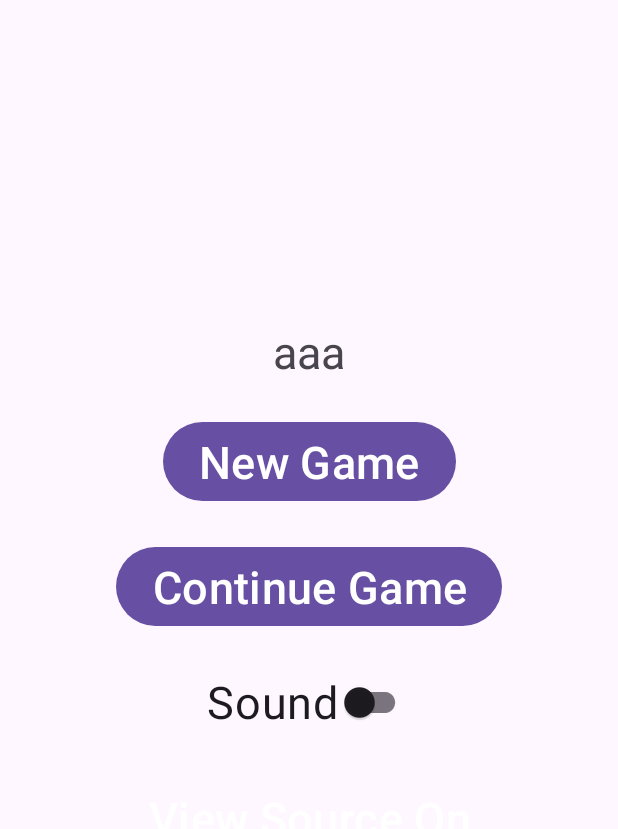
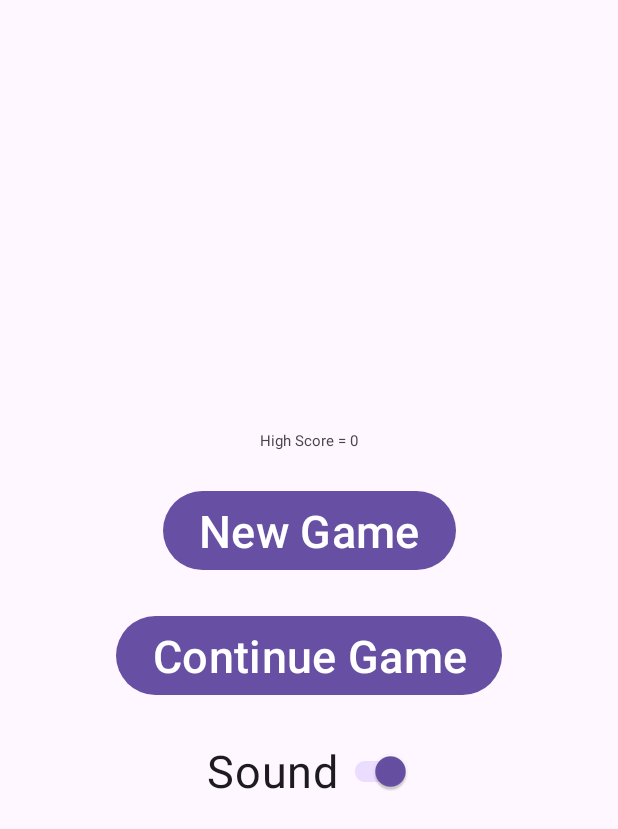
Before and after one commit to aaaa1597/AndKotlin-Breakout, an Android app: the screen it shows after launch (Splash), on a phone screen of 412 x 824 dp. Shown: the top 829 px of the screen. Run offline under Robolectric (Android 15) with nearby library versions, the phone set to English and light mode, and no system bars.

Commit message:
Opening画面作成完了

```diff
--- a/app/src/main/AndroidManifest.xml
+++ b/app/src/main/AndroidManifest.xml
@@ -10,7 +10,10 @@
         android:label="@string/app_name"
         android:roundIcon="@mipmap/ic_launcher_round"
         android:supportsRtl="true"
-        android:theme="@style/Theme.AndroidBreakout" >
+        android:theme="@style/Theme.AndroidBreakout">
+        <activity
+            android:name=".Breakout"
+            android:exported="false" />
         <activity
             android:name=".Splash"
             android:exported="true">
--- a/app/src/main/java/com/dhbikoff/breakout/Splash.java
+++ b/app/src/main/java/com/dhbikoff/breakout/Splash.java
@@ -1,14 +1,30 @@
 package com.dhbikoff.breakout;
 
+import android.content.Intent;
+import android.content.SharedPreferences;
+import android.media.AudioManager;
 import android.os.Bundle;
+import android.view.View;
+import android.widget.CompoundButton;
+import android.widget.QuickContactBadge;
+import android.widget.TextView;
 
 import androidx.activity.EdgeToEdge;
 import androidx.appcompat.app.AppCompatActivity;
+import androidx.appcompat.widget.SwitchCompat;
 import androidx.core.graphics.Insets;
 import androidx.core.view.ViewCompat;
 import androidx.core.view.WindowInsetsCompat;
 
+import java.util.Locale;
+
 public class Splash extends AppCompatActivity {
+    private static final String HIGH_SCORE_PREF = "HIGH_SCORE_PREF";
+    private static final String SOUND_ON_OFF = "SOUND_ON_OFF";
+    private static final String SOUND_PREFS = "SOUND_PREFS";
+    private static final String NEW_GAME = "NEW_GAME";
+    private boolean soundFlg = false;
+    private int highScore = 0;
 
     @Override
     protected void onCreate(Bundle savedInstanceState) {
@@ -20,7 +36,59 @@ public class Splash extends AppCompatActivity {
             v.setPadding(systemBars.left, systemBars.top, systemBars.right, systemBars.bottom);
             return insets;
         });
+        /* 音量設定変更したときの変更先をミュージックに */
+        setVolumeControlStream(AudioManager.STREAM_MUSIC);
+        /* NewGameボタン押下 */
+        findViewById(R.id.newGameButton).setOnClickListener(view -> {
+            Intent intent = new Intent(this, Breakout.class);
+            intent.putExtra(NEW_GAME, true);
+            intent.putExtra(SOUND_ON_OFF, soundFlg);
+            startActivity(intent);
+        });
+        /* ContinueGameボタン押下 */
+        findViewById(R.id.contGameButton).setOnClickListener(view -> {
+            Intent intent = new Intent(this, Breakout.class);
+            intent.putExtra(NEW_GAME, false);
+            intent.putExtra(SOUND_ON_OFF, soundFlg);
+            startActivity(intent);
+        });
+        /* 音声ON/OFFボタン押下 */
+        SwitchCompat sc = findViewById(R.id.soundToggleButton);
+        sc.setOnCheckedChangeListener((compoundButton, isChecked) -> {
+            soundFlg = isChecked;
+        });
+    }
 
+    @Override
+    protected void onResume() {
+        super.onResume();
+        SharedPreferences soundSettings = getSharedPreferences(SOUND_PREFS, 0);
+        soundFlg = soundSettings.getBoolean("soundOn", true);
+        SwitchCompat soundButton = findViewById(R.id.soundToggleButton);
+        soundButton.setChecked(soundFlg);
+
+        SharedPreferences scoreSettings = getSharedPreferences(HIGH_SCORE_PREF, 0);
+        highScore = scoreSettings.getInt("highScore", 0);
+        TextView hiScore = findViewById(R.id.hiScoreView);
+        hiScore.setText(String.format(Locale.JAPAN, "High Score = %d", highScore));
 
     }
+
+    @Override
+    protected void onPause() {
+        super.onPause();
+
+        // save sound settings and high score
+        SharedPreferences soundSettings = getSharedPreferences(SOUND_PREFS, 0);
+        SharedPreferences.Editor soundEditor = soundSettings.edit();
+        soundEditor.putBoolean("soundOn", soundFlg);
+        soundEditor.apply();
+
+        SharedPreferences highScoreSave = getSharedPreferences(HIGH_SCORE_PREF, 0);
+        SharedPreferences.Editor scoreEditor = highScoreSave.edit();
+        scoreEditor.putInt("highScore", highScore);
+
+        // Commit the edits
+        scoreEditor.apply();
+    }
 }
--- a/app/src/main/res/layout/splash.xml
+++ b/app/src/main/res/layout/splash.xml
@@ -13,7 +13,7 @@
         android:layout_width="wrap_content"
         android:layout_height="wrap_content"
         android:text="@string/score"
-        android:textSize="30sp"
+        android:textSize="10sp"
         app:layout_constraintEnd_toEndOf="parent"
         app:layout_constraintStart_toStartOf="parent"
         app:layout_constraintTop_toTopOf="parent"
@@ -56,22 +56,8 @@
         android:textOff="Sound OFF"
         android:textOn="Sound ON"
         app:layout_constraintTop_toBottomOf="@+id/contGameButton"
-        app:layout_constraintBottom_toTopOf="@+id/sourceTextView"
-        app:layout_constraintStart_toStartOf="parent"
-        app:layout_constraintEnd_toEndOf="parent" />
-
-    <Button
-        android:id="@+id/sourceTextView"
-        android:layout_margin="5pt"
-        android:layout_width="wrap_content"
-        android:layout_height="wrap_content"
-        android:background="@android:color/transparent"
-        android:text="@string/source"
-        android:textSize="30sp"
-        app:layout_constraintTop_toBottomOf="@+id/soundToggleButton"
         app:layout_constraintBottom_toBottomOf="parent"
         app:layout_constraintStart_toStartOf="parent"
         app:layout_constraintEnd_toEndOf="parent" />
 
-
 </androidx.constraintlayout.widget.ConstraintLayout>
```
Also changed, not shown: app/src/main/java/com/dhbikoff/breakout/Breakout.java (added, +26 -0 lines).
